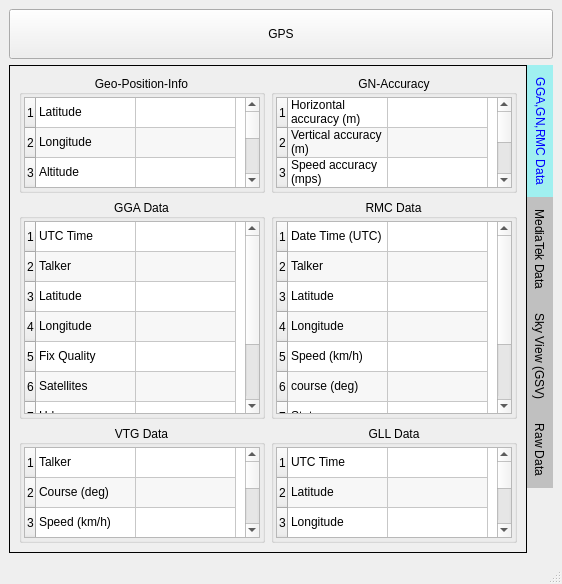
Old version of the form gpswindow.ui in the repository aks-arise1600/qtGPS.
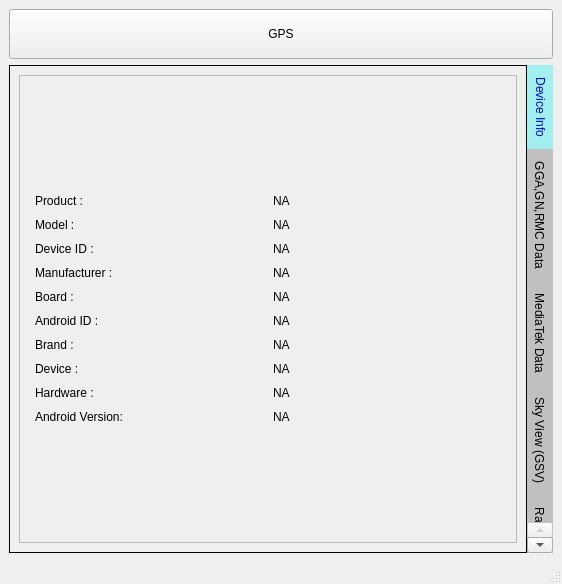
New version of the form.

Commit message: add more device info

Diff of the .ui file:
```diff
--- a/gpswindow.ui
+++ b/gpswindow.ui
@@ -66,6 +66,212 @@
       <property name="currentIndex">
        <number>0</number>
       </property>
+      <widget class="QWidget" name="tab_5">
+       <attribute name="title">
+        <string>Device Info</string>
+       </attribute>
+       <layout class="QGridLayout" name="gridLayout_3">
+        <item row="0" column="0">
+         <widget class="QFrame" name="frame">
+          <property name="frameShape">
+           <enum>QFrame::Shape::StyledPanel</enum>
+          </property>
+          <property name="frameShadow">
+           <enum>QFrame::Shadow::Raised</enum>
+          </property>
+          <layout class="QGridLayout" name="gridLayout_4">
+           <property name="leftMargin">
+            <number>15</number>
+           </property>
+           <property name="topMargin">
+            <number>15</number>
+           </property>
+           <property name="rightMargin">
+            <number>15</number>
+           </property>
+           <property name="bottomMargin">
+            <number>15</number>
+           </property>
+           <property name="spacing">
+            <number>10</number>
+           </property>
+           <item row="4" column="0">
+            <widget class="QLabel" name="label_7">
+             <property name="text">
+              <string>Manufacturer :</string>
+             </property>
+            </widget>
+           </item>
+           <item row="9" column="1">
+            <widget class="QLabel" name="label_hw">
+             <property name="text">
+              <string>NA</string>
+             </property>
+            </widget>
+           </item>
+           <item row="9" column="0">
+            <widget class="QLabel" name="label_10">
+             <property name="text">
+              <string>Hardware :</string>
+             </property>
+            </widget>
+           </item>
+           <item row="2" column="0">
+            <widget class="QLabel" name="label_3">
+             <property name="text">
+              <string>Model :</string>
+             </property>
+            </widget>
+           </item>
+           <item row="1" column="0">
+            <widget class="QLabel" name="label">
+             <property name="text">
+              <string>Product :</string>
+             </property>
+            </widget>
+           </item>
+           <item row="1" column="1">
+            <widget class="QLabel" name="label_product">
+             <property name="text">
+              <string>NA</string>
+             </property>
+            </widget>
+           </item>
+           <item row="6" column="0">
+            <widget class="QLabel" name="label_11">
+             <property name="text">
+              <string>Android ID :</string>
+             </property>
+            </widget>
+           </item>
+           <item row="4" column="1">
+            <widget class="QLabel" name="label_manufacturer">
+             <property name="text">
+              <string>NA</string>
+             </property>
+            </widget>
+           </item>
+           <item row="2" column="1">
+            <widget class="QLabel" name="label_model">
+             <property name="text">
+              <string>NA</string>
+             </property>
+            </widget>
+           </item>
+           <item row="3" column="0">
+            <widget class="QLabel" name="label_5">
+             <property name="text">
+              <string>Device ID :</string>
+             </property>
+            </widget>
+           </item>
+           <item row="7" column="0">
+            <widget class="QLabel" name="label_2">
+             <property name="text">
+              <string>Brand :</string>
+             </property>
+            </widget>
+           </item>
+           <item row="7" column="1">
+            <widget class="QLabel" name="label_brand">
+             <property name="text">
+              <string>NA</string>
+             </property>
+            </widget>
+           </item>
+           <item row="5" column="1">
+            <widget class="QLabel" name="label_board">
+             <property name="text">
+              <string>NA</string>
+             </property>
+            </widget>
+           </item>
+           <item row="8" column="1">
+            <widget class="QLabel" name="label_device">
+             <property name="text">
+              <string>NA</string>
+             </property>
+            </widget>
+           </item>
+           <item row="8" column="0">
+            <widget class="QLabel" name="label_6">
+             <property name="text">
+              <string>Device :</string>
+             </property>
+            </widget>
+           </item>
+           <item row="11" column="0">
+            <spacer name="verticalSpacer_2">
+             <property name="orientation">
+              <enum>Qt::Orientation::Vertical</enum>
+             </property>
+             <property name="sizeHint" stdset="0">
+              <size>
+               <width>20</width>
+               <height>40</height>
+              </size>
+             </property>
+            </spacer>
+           </item>
+           <item row="3" column="1">
+            <widget class="QLabel" name="label_DevID">
+             <property name="text">
+              <string>NA</string>
+             </property>
+             <property name="scaledContents">
+              <bool>false</bool>
+             </property>
+             <property name="wordWrap">
+              <bool>true</bool>
+             </property>
+            </widget>
+           </item>
+           <item row="0" column="0">
+            <spacer name="verticalSpacer">
+             <property name="orientation">
+              <enum>Qt::Orientation::Vertical</enum>
+             </property>
+             <property name="sizeHint" stdset="0">
+              <size>
+               <width>20</width>
+               <height>40</height>
+              </size>
+             </property>
+            </spacer>
+           </item>
+           <item row="6" column="1">
+            <widget class="QLabel" name="label_AndroidID">
+             <property name="text">
+              <string>NA</string>
+             </property>
+            </widget>
+           </item>
+           <item row="5" column="0">
+            <widget class="QLabel" name="label_9">
+             <property name="text">
+              <string>Board :</string>
+             </property>
+            </widget>
+           </item>
+           <item row="10" column="0">
+            <widget class="QLabel" name="label_13">
+             <property name="text">
+              <string>Android Version:</string>
+             </property>
+            </widget>
+           </item>
+           <item row="10" column="1">
+            <widget class="QLabel" name="label_AndroidVer">
+             <property name="text">
+              <string>NA</string>
+             </property>
+            </widget>
+           </item>
+          </layout>
+         </widget>
+        </item>
+       </layout>
+      </widget>
       <widget class="QWidget" name="tab">
        <attribute name="title">
         <string>GGA,GN,RMC Data</string>
```
The commit also changes 9 other files.
